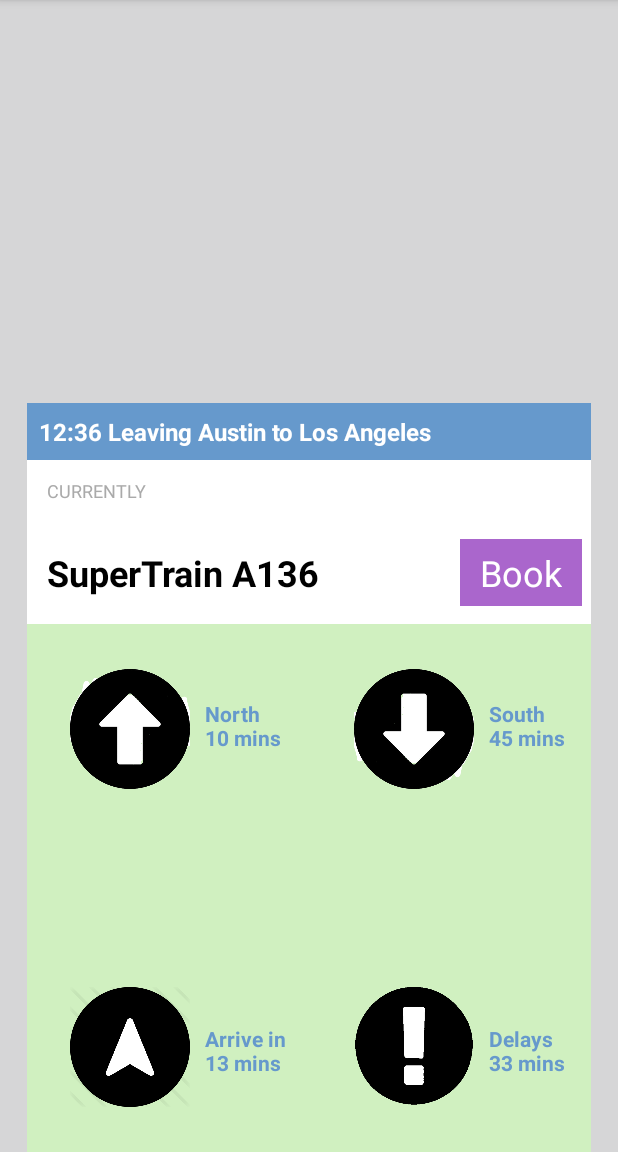
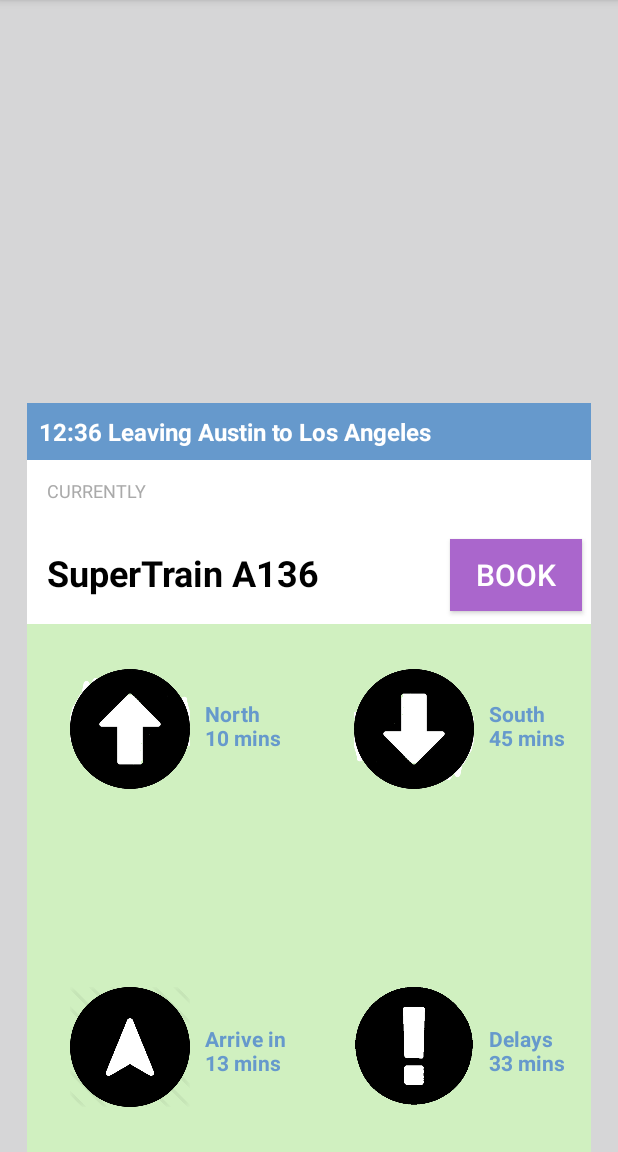
Before and after one commit to ahsanjkhan/FirstUI, an Android app: the MainActivity screen opened directly, with no data from a screen before it, on a phone screen of 412 x 824 dp, the part 84-1236 px from its top. Run offline under Robolectric (Android 15) with nearby library versions, the phone set to English and light mode, and no system bars.

Commit message:
changed 'book' to a button

```diff
--- a/app/src/main/res/layout/activity_main.xml
+++ b/app/src/main/res/layout/activity_main.xml
@@ -77,7 +77,7 @@
                     android:textSize="24sp"
                     android:textStyle="bold" />
 
-                <TextView
+                <Button
                     android:id="@+id/book"
                     android:layout_width="wrap_content"
                     android:layout_height="wrap_content"
@@ -91,7 +91,7 @@
                     android:paddingVertical="6dp"
                     android:text="Book"
                     android:textColor="@android:color/white"
-                    android:textSize="24sp" />
+                    android:textSize="20sp" />
 
                 <RelativeLayout
                     android:id="@+id/remaining"
```
